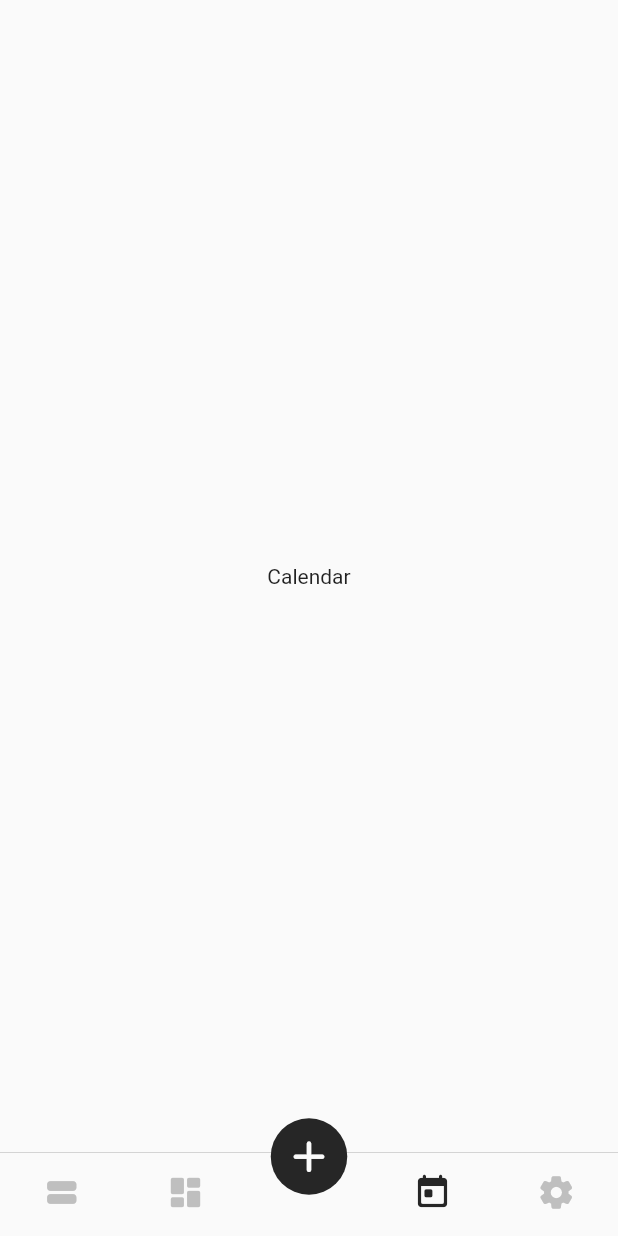
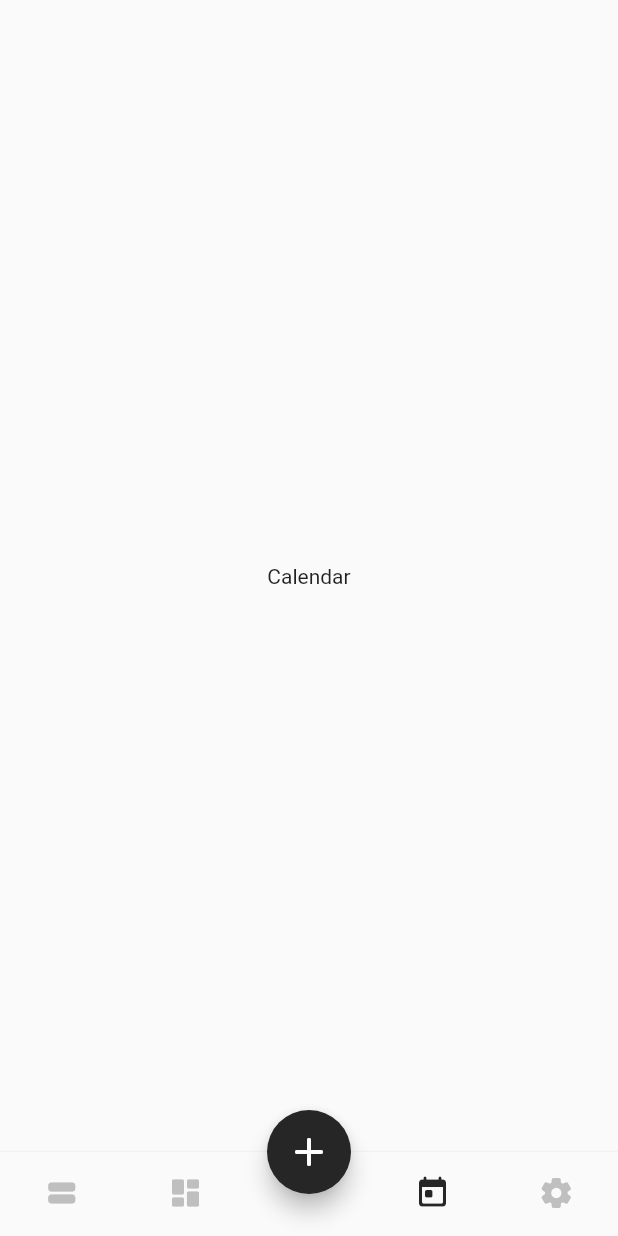
Before and after one commit to wkkyu088/pidi, a Flutter app: the screen it shows after launch, item 4 of the bottom bar chosen, on a phone screen of 412 x 824 dp. Run offline on Flutter 3.47's test engine with Material 2 defaults, Android fonts, the phone set to English and light mode, and no system bars; drawn by our look-alikes of persistent_bottom_nav_bar_v2; Roboto replaces fonts that are missing (GowunDodum).

```diff
--- a/lib/main.dart
+++ b/lib/main.dart
@@ -1,5 +1,5 @@
 import 'package:flutter/material.dart';
-import 'package:persistent_bottom_nav_bar_v2/persistent-tab-view.dart';
+// import 'package:persistent_bottom_nav_bar_v2/persistent-tab-view.dart';
 import 'package:flutter/services.dart';
 import 'package:pidi/screens/splash_screen.dart';
 
@@ -9,6 +9,7 @@ import './screens/list_screen.dart';
 import './screens/setting_screen.dart';
 import './screens/home_screen.dart';
 import './constants.dart';
+import './widgets/create_modal.dart';
 
 void main() {
   runApp(const MyApp());
@@ -35,68 +36,89 @@ class MainPage extends StatefulWidget {
 }
 
 class _MainPageState extends State<MainPage> {
-  final PersistentTabController _controller =
-      PersistentTabController(initialIndex: 0);
+  final _scaffoldKey = GlobalKey<ScaffoldState>();
 
-  @override
-  Widget build(BuildContext context) {
-    SystemChrome.setSystemUIOverlayStyle(const SystemUiOverlayStyle(
-      statusBarColor: Colors.transparent, // 투명색
-    ));
-    return PersistentTabView(
-      context,
-      controller: _controller,
-      screens: const [
+  int _selectedIndex = 0;
+  static const List<Widget> _widgetOptions = <Widget>[
     ListScreen(),
     GalleryScreen(),
     DetailScreen(),
     HomeScreen(),
     SettingScreen(),
-      ],
-      items: _navBarsItems(),
-      backgroundColor: kWhite,
-      navBarStyle: NavBarStyle.style15,
-      confineInSafeArea: true,
-      handleAndroidBackButtonPress: true,
-      resizeToAvoidBottomInset: true,
-      stateManagement: true,
-      hideNavigationBarWhenKeyboardShows: true,
-      decoration: NavBarDecoration(
-          border: Border(top: BorderSide(color: kUnderline, width: 0.5))),
-    );
+  ];
+
+  void _onItemTapped(int index) {
+    setState(() {
+      _selectedIndex = index;
+    });
   }
 
-  List<PersistentBottomNavBarItem> _navBarsItems() {
-    return [
-      PersistentBottomNavBarItem(
-        icon: const Icon(Icons.view_stream_rounded),
-        activeColorPrimary: kBlack,
-        inactiveColorPrimary: kGrey,
+  @override
+  Widget build(BuildContext context) {
+    SystemChrome.setSystemUIOverlayStyle(SystemUiOverlayStyle(
+        systemNavigationBarColor: kWhite,
+        systemNavigationBarIconBrightness: Brightness.dark,
+        statusBarColor: kWhite,
+        statusBarIconBrightness: Brightness.dark));
+    return Scaffold(
+        key: _scaffoldKey,
+        backgroundColor: kWhite,
+        body: Scaffold(
+          body: Center(child: _widgetOptions.elementAt(_selectedIndex)),
+          floatingActionButtonLocation:
+              FloatingActionButtonLocation.centerDocked,
+          floatingActionButton: FloatingActionButton(
+            backgroundColor: kBlack,
+            onPressed: () {
+              showModalBottomSheet(
+                constraints: BoxConstraints.loose(Size(
+                    MediaQuery.of(context).size.width,
+                    MediaQuery.of(context).size.height)),
+                context: context,
+                isScrollControlled: true,
+                backgroundColor: Colors.transparent,
+                builder: (BuildContext context) {
+                  return const CreateModal();
+                },
+              );
+            },
+            child: const Icon(Icons.add_rounded, size: 32),
           ),
-      PersistentBottomNavBarItem(
-        icon: const Icon(Icons.dashboard_rounded),
-        activeColorPrimary: kBlack,
-        inactiveColorPrimary: kGrey,
+          bottomNavigationBar: BottomNavigationBar(
+            elevation: 2,
+            type: BottomNavigationBarType.fixed,
+            showSelectedLabels: false,
+            showUnselectedLabels: false,
+            currentIndex: _selectedIndex,
+            selectedItemColor: kBlack,
+            unselectedItemColor: kGrey,
+            onTap: _onItemTapped,
+            items: <BottomNavigationBarItem>[
+              const BottomNavigationBarItem(
+                icon: Icon(Icons.view_stream_rounded),
+                label: 'ListView',
               ),
-      PersistentBottomNavBarItem(
-        icon: const Icon(
+              const BottomNavigationBarItem(
+                icon: Icon(Icons.dashboard_rounded),
+                label: 'GalleryView',
+              ),
+              BottomNavigationBarItem(
+                icon: Icon(
                   Icons.add_rounded,
-          size: 35,
-          color: Color(0xFFFAFAFA),
+                  color: kWhite,
                 ),
-        activeColorPrimary: kBlack,
-        inactiveColorPrimary: kGrey,
+                label: 'Add',
               ),
-      PersistentBottomNavBarItem(
-        icon: const Icon(Icons.today_rounded),
-        activeColorPrimary: kBlack,
-        inactiveColorPrimary: kGrey,
+              const BottomNavigationBarItem(
+                icon: Icon(Icons.today_rounded),
+                label: 'CalendarView',
               ),
-      PersistentBottomNavBarItem(
-        icon: const Icon(Icons.settings_rounded),
-        activeColorPrimary: kBlack,
-        inactiveColorPrimary: kGrey,
+              const BottomNavigationBarItem(
+                icon: Icon(Icons.settings_rounded),
+                label: 'Settings',
               ),
-    ];
+            ],
+          ),
+        ));
   }
 }
--- a/lib/screens/list_screen.dart
+++ b/lib/screens/list_screen.dart
@@ -47,7 +47,7 @@ class _ListScreenState extends State<ListScreen> {
       );
     }
 
-    Widget _buildSuggestions() {
+    Widget _buildListView() {
       return ListView.separated(
         padding: const EdgeInsets.symmetric(horizontal: 20.0),
         itemCount: dates.length,
@@ -58,6 +58,6 @@ class _ListScreenState extends State<ListScreen> {
       );
     }
 
-    return Scaffold(appBar: customAppBar('리스트 보기'), body: _buildSuggestions());
+    return Scaffold(appBar: customAppBar('리스트 보기'), body: _buildListView());
   }
 }
--- a/pubspec.yaml
+++ b/pubspec.yaml
@@ -37,6 +37,7 @@ dependencies:
   persistent_bottom_nav_bar_v2: ^4.2.4
   flutter_staggered_grid_view: ^0.6.2
   infinite_listview: ^1.1.0
+  modal_bottom_sheet: ^2.1.0
 
 dev_dependencies:
   flutter_test:
```
Also changed, not shown: lib/widgets/create_modal.dart (+301 -0 lines), pubspec.lock. Lines whose indentation alone changed are shown as unchanged.
